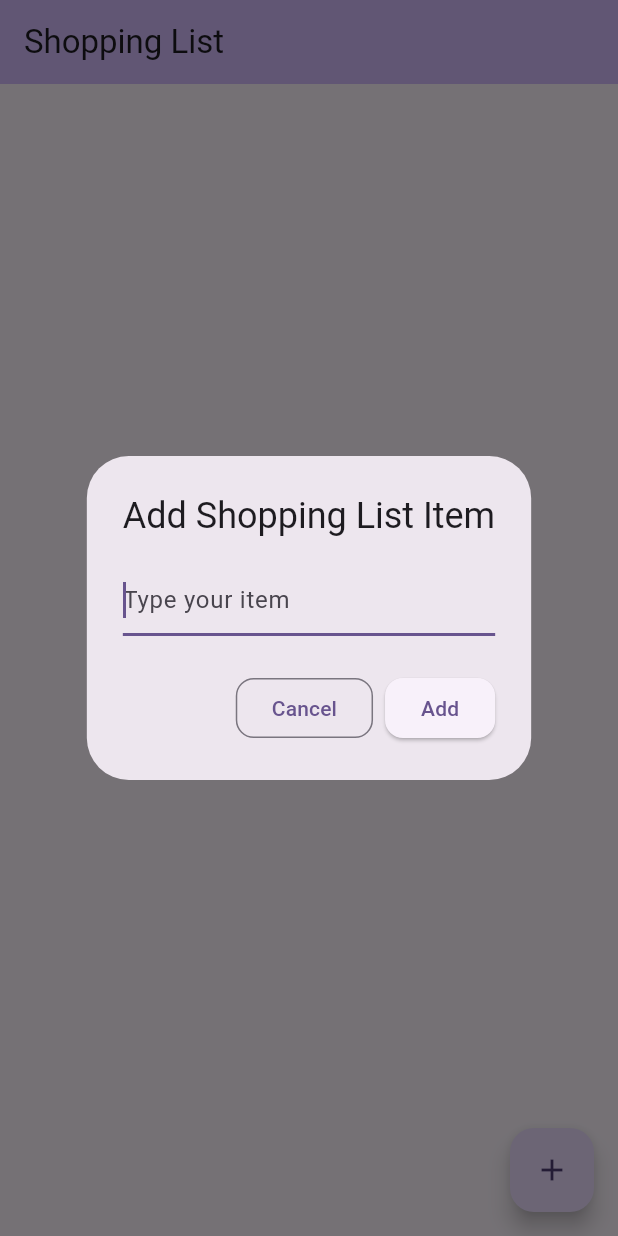
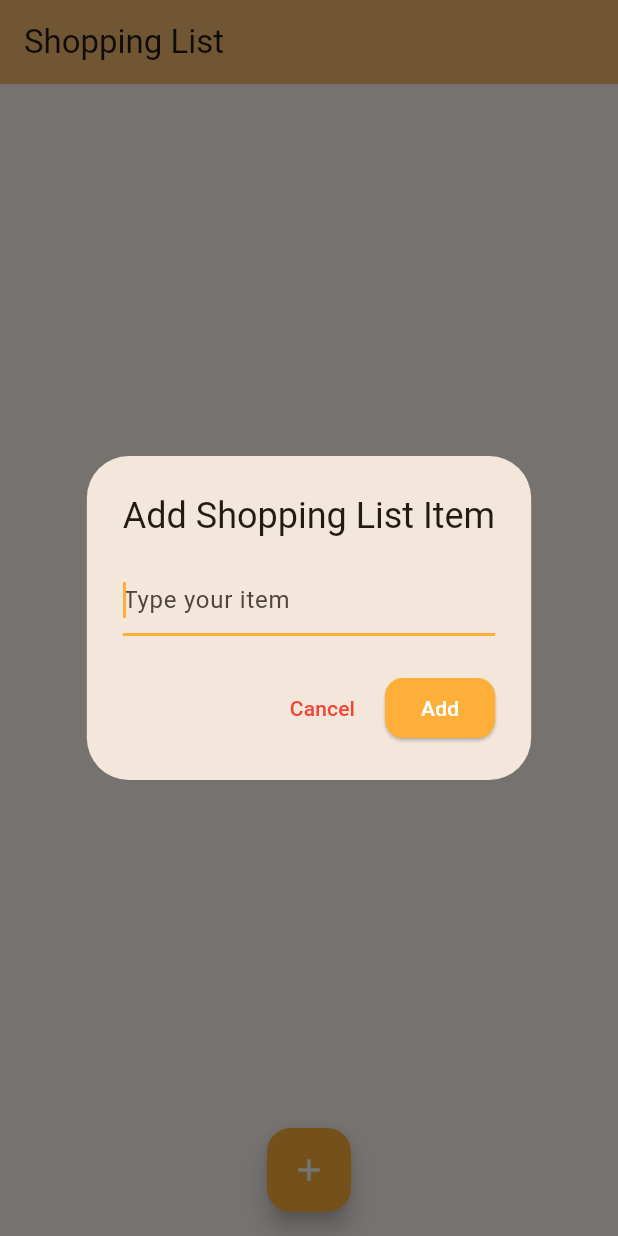
Before and after one commit to HiImMoe/shopping-list, a Flutter app: the screen it shows after launch, after a tap on the "add" icon, on a phone screen of 412 x 824 dp. Run offline on Flutter 3.47's test engine with Material 3 defaults, Android fonts, the phone set to English and light mode, and no system bars.

Commit message:
add theme

```diff
--- a/lib/main.dart
+++ b/lib/main.dart
@@ -13,7 +13,15 @@ class MyApp extends StatelessWidget {
     return MaterialApp(
       title: 'Shopping List',
       theme: ThemeData(
-          colorScheme: ColorScheme.fromSeed(seedColor: Colors.deepPurple),
+          colorScheme: ColorScheme.fromSeed(
+              seedColor: Color.fromARGB(255, 253, 175, 57),
+              primary: Color.fromARGB(255, 253, 175, 57),
+              onPrimary: Colors.white,
+              secondary: Colors.grey),
+          floatingActionButtonTheme: const FloatingActionButtonThemeData(
+            backgroundColor: Color.fromARGB(255, 253, 175, 57),
+            foregroundColor: Colors.white,
+          ),
           useMaterial3: true),
       home: ShoppingListPage(),
     );
--- a/lib/modules/shopping-list/shopping-list.dart
+++ b/lib/modules/shopping-list/shopping-list.dart
@@ -48,16 +48,19 @@ class _ShoppingListPageState extends State<ShoppingListPage> {
               autofocus: true,
             ),
             actions: <Widget>[
-              OutlinedButton(
-                  style: OutlinedButton.styleFrom(
-                      shape: RoundedRectangleBorder(
-                          borderRadius: BorderRadius.circular(12))),
+              TextButton(
                 onPressed: () {
                   Navigator.of(context).pop();
                 },
-                  child: const Text('Cancel')),
+                child: const Text(
+                  'Cancel',
+                  style: TextStyle(color: Colors.red),
+                ),
+              ),
               ElevatedButton(
                   style: ElevatedButton.styleFrom(
+                    backgroundColor: Theme.of(context).colorScheme.primary,
+                    foregroundColor: Theme.of(context).colorScheme.onPrimary,
                     shape: RoundedRectangleBorder(
                       borderRadius: BorderRadius.circular(12),
                     ),
@@ -92,6 +95,7 @@ class _ShoppingListPageState extends State<ShoppingListPage> {
         tooltip: 'Add Shopping List Item',
         child: const Icon(Icons.add),
       ),
+      floatingActionButtonLocation: FloatingActionButtonLocation.centerFloat,
     );
   }
 }
@@ -109,15 +113,23 @@ class ShoppingItem extends StatelessWidget {
 
   final void Function(ShoppingListItem shoppingListItem) deleteShoppingListItem;
 
+  TextStyle? _getTextStyle(bool checked) {
+    if (!checked) return null;
+
+    return const TextStyle(decoration: TextDecoration.lineThrough);
+  }
+
   @override
   Widget build(BuildContext context) {
-    return ListTile(
+    return Card(
+      elevation: 1,
+      child: ListTile(
         onTap: () {
           onShoppingListItemChanged(shoppingListItem);
         },
         leading: Checkbox(
-        checkColor: Colors.greenAccent,
-        activeColor: Colors.red,
+          checkColor: Colors.white,
+          activeColor: Theme.of(context).colorScheme.primary,
           value: shoppingListItem.checked,
           onChanged: (value) {
             onShoppingListItemChanged(shoppingListItem);
@@ -125,19 +137,23 @@ class ShoppingItem extends StatelessWidget {
         ),
         title: Row(
           children: <Widget>[
-          Expanded(child: Text(shoppingListItem.title)),
+            Expanded(
+                child: Text(
+              shoppingListItem.title,
+              style: _getTextStyle(shoppingListItem.checked),
+            )),
             IconButton(
               onPressed: () {
                 deleteShoppingListItem(shoppingListItem);
               },
               icon: const Icon(
                 Icons.delete,
-              color: Colors.red,
               ),
               alignment: Alignment.centerRight,
             )
           ],
         ),
+      ),
     );
   }
 }
```
Lines whose indentation alone changed are shown as unchanged.
